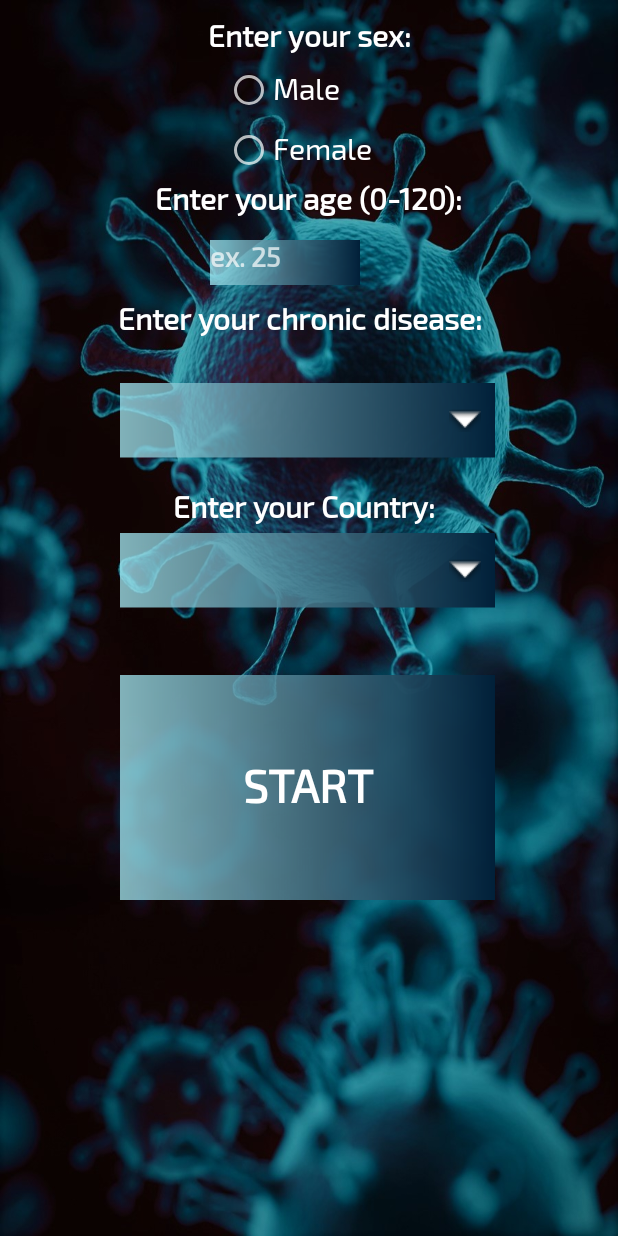
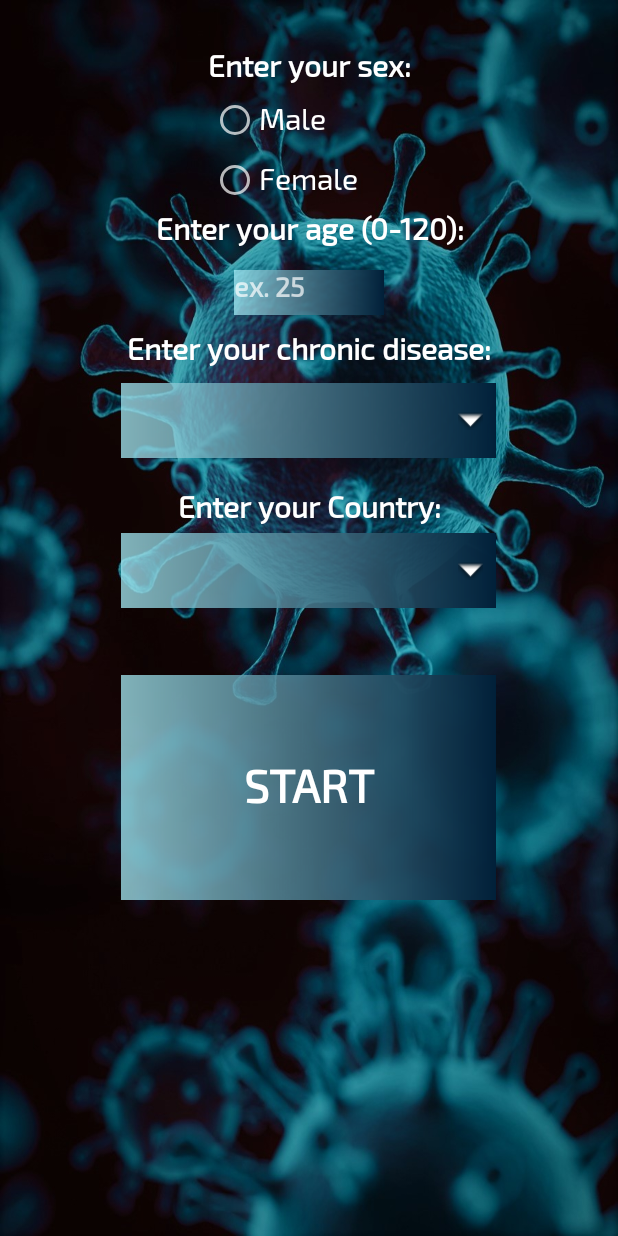
Before and after one commit to Thomazino/Covid-Calculator, an Android app: the layout activity_user_data.xml on its own in the app's theme, with its tools: preview values and no code run, on a phone screen of 412 x 824 dp. Run offline under Robolectric (Android 15) with nearby library versions, the phone set to English and light mode, and no system bars.

Commit message:
SAKIS ROUVAS

```diff
--- a/app/src/main/res/layout/activity_user_data.xml
+++ b/app/src/main/res/layout/activity_user_data.xml
@@ -12,8 +12,8 @@
             android:id="@+id/button11"
             android:layout_width="250sp"
             android:layout_height="150sp"
-            android:translationY="450sp"
-            android:translationX="80sp"
+            android:layout_centerHorizontal="true"
+            android:layout_marginTop="450sp"
             android:textStyle="normal|bold"
             android:fontFamily="@font/exo_2"
             android:background="@drawable/questionsbackground"
@@ -21,19 +21,20 @@
             android:textSize="30sp"
             android:textAlignment="center"/>
 
-    <Spinner
+    <com.example.helloapp.MultiSelectionSpinner
+            android:popupBackground="#000"
             android:background="@drawable/questionsbackground"
             android:id="@+id/spinner"
-            android:translationX="80sp"
-            android:translationY="255sp"
+            android:layout_centerHorizontal="true"
+            android:layout_marginTop="255sp"
             android:layout_width="250sp"
             android:layout_height="50sp"/>
 
     <Spinner
             android:background="@drawable/questionsbackground"
             android:id="@+id/spinner1"
-            android:translationY="355sp"
-            android:translationX="80sp"
+            android:layout_centerHorizontal="true"
+            android:layout_marginTop="355sp"
             android:layout_width="250sp"
 
             android:layout_height="50sp" />
@@ -42,6 +43,7 @@
 
     <EditText
             android:id="@+id/editText"
+            android:layout_centerHorizontal="true"
             android:layout_width="100sp"
             android:layout_height="30sp"
             android:ems="10"
@@ -49,9 +51,8 @@
             android:maxLength="3"
             android:maxEms="5"
             android:hint="ex. 25"
-            android:translationX="140sp"
             android:background="@drawable/questionsbackground"
-            android:translationY="160sp"
+            android:layout_marginTop="180sp"
             android:gravity="start|top"
             android:textStyle="normal|bold"
             android:fontFamily="@font/exo_2"
@@ -59,9 +60,9 @@
 
     <RadioGroup
             android:id="@+id/rd"
-            android:translationY="10sp"
-            android:translationX="150sp"
-            android:layout_width="200sp"
+            android:layout_centerHorizontal="true"
+            android:layout_marginTop="30sp"
+            android:layout_width="130sp"
             android:layout_height="120sp">
 
         <RadioButton
@@ -81,7 +82,7 @@
                 android:textColor="#fff"
                 android:layout_width="100sp"
                 android:layout_height="40sp"
-                android:translationY="-30sp"
+                android:layout_marginTop="-30sp"
                 android:textSize="20sp"
                 android:textStyle="normal"
                 android:fontFamily="@font/exo_2"
@@ -90,35 +91,36 @@
 
     <TextView
             android:id="@+id/textView2"
+            android:layout_centerHorizontal="true"
             android:layout_width="match_parent"
             android:layout_height="100sp"
             android:textSize="20sp"
             android:textColor="#fff"
             android:textStyle="normal|bold"
             android:fontFamily="@font/exo_2" android:visibility="visible"
-            android:text="Enter your sex:" android:textAlignment="center" android:layout_alignParentStart="true"
-            android:layout_alignParentTop="true" android:layout_marginTop="11dp"/>
+            android:text="Enter your sex:" android:textAlignment="center"
+            android:layout_marginTop="31dp"/>
 
     <TextView
             android:id="@+id/textView3"
-            android:layout_width="300sp"
+            android:layout_centerHorizontal="true"
+            android:layout_width="match_parent"
             android:layout_height="100sp"
             android:textSize="20sp"
             android:textColor="#fff"
-            android:translationX="55sp"
-            android:translationY="120sp"
+            android:layout_marginTop="140sp"
             android:textStyle="normal|bold"
             android:fontFamily="@font/exo_2"
             android:text="Enter your age (0-120):" android:visibility="visible" android:textAlignment="center"/>
 
     <TextView
             android:id="@+id/textView4"
-            android:layout_width="250sp"
+            android:layout_centerHorizontal="true"
+            android:layout_width="match_parent"
             android:layout_height="100sp"
             android:textSize="20sp"
             android:textColor="#fff"
-            android:translationX="75sp"
-            android:translationY="200sp"
+            android:layout_marginTop="220sp"
             android:textStyle="normal|bold"
             android:fontFamily="@font/exo_2" android:visibility="visible"
             android:text="Enter your chronic disease:" android:textAlignment="center"/>
@@ -126,48 +128,55 @@
     <TextView
             android:visibility="invisible"
             android:id="@+id/textView6"
-            android:layout_width="250sp"
+            android:layout_centerHorizontal="true"
+            android:layout_width="match_parent"
             android:layout_height="100sp"
             android:textSize="14sp"
             android:textColor="#de2020"
-            android:translationX="105sp"
-            android:translationY="430sp"
+            android:textAlignment="center"
+            android:layout_marginTop="430sp"
             android:textStyle="normal|bold"
             android:fontFamily="@font/exo_2"
             android:text="*PLEASE fill out EVERYTHING correct*" />
 
+
+
+
     <TextView
             android:id="@+id/textView5"
-            android:layout_width="250sp"
+            android:layout_centerHorizontal="true"
+            android:layout_width="match_parent"
+            android:textAlignment="center"
             android:layout_height="100sp"
             android:textSize="20sp"
             android:textColor="#fff"
-            android:translationX="115sp"
-            android:translationY="325sp"
+            android:layout_marginTop="325sp"
             android:textStyle="normal|bold"
             android:fontFamily="@font/exo_2" android:visibility="visible"
             android:text="Enter your Country:" />
 
     <ImageView
-        android:scaleY="0.7"
-        android:scaleX="0.7"
+        android:scaleY="0.4"
+        android:scaleX="0.4"
         android:id="@+id/imageView"
-        android:layout_width="30sp"
+        android:layout_width="match_parent"
         android:layout_height="30sp"
         app:srcCompat="@android:drawable/arrow_down_float"
-        android:translationX="295sp"
-        android:translationY="265sp"
+        android:layout_marginLeft="215sp"
+        android:layout_marginTop="265sp"
+
         />
 
     <ImageView
-        android:scaleY="0.7"
-        android:scaleX="0.7"
+        android:scaleY="0.4"
+        android:scaleX="0.4"
         android:id="@+id/imageView1"
-        android:layout_width="30sp"
+        android:layout_width="match_parent"
         android:layout_height="30sp"
         app:srcCompat="@android:drawable/arrow_down_float"
-        android:translationX="295sp"
-        android:translationY="365sp"
+        android:layout_marginLeft="215sp"
+        android:layout_marginTop="365sp"
+
         />
 
 </RelativeLayout>
```
Also changed, not shown: app/src/main/java/com/example/helloapp/Item.java (added, +18 -0 lines), app/src/main/java/com/example/helloapp/MainActivity.java (+1 -6 lines), app/src/main/java/com/example/helloapp/MultiSelectionSpinner.java (added, +133 -0 lines), app/src/main/java/com/example/helloapp/Probabilities.java (+16 -5 lines), app/src/main/java/com/example/helloapp/UserData.java (+32 -21 lines), app/src/main/res/layout/activity_propabilities.xml (+11 -0 lines), app/src/main/res/layout/activity_explaining.xml (indentation only).
